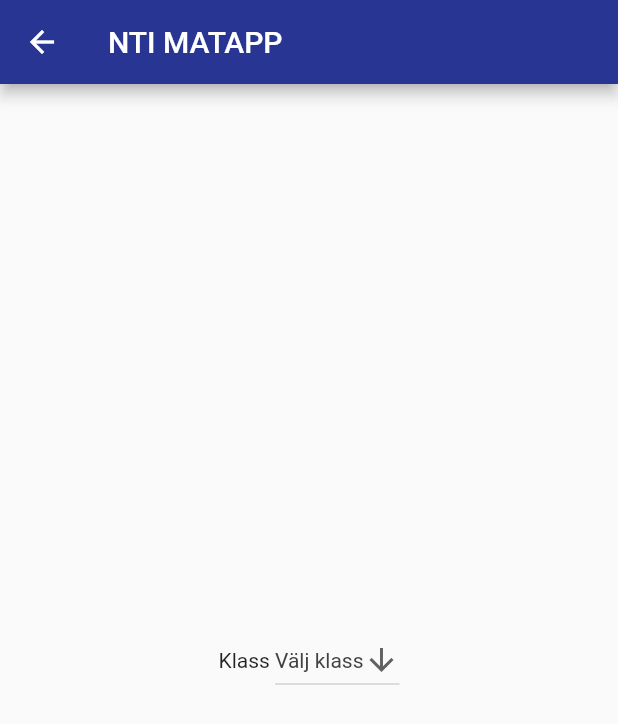
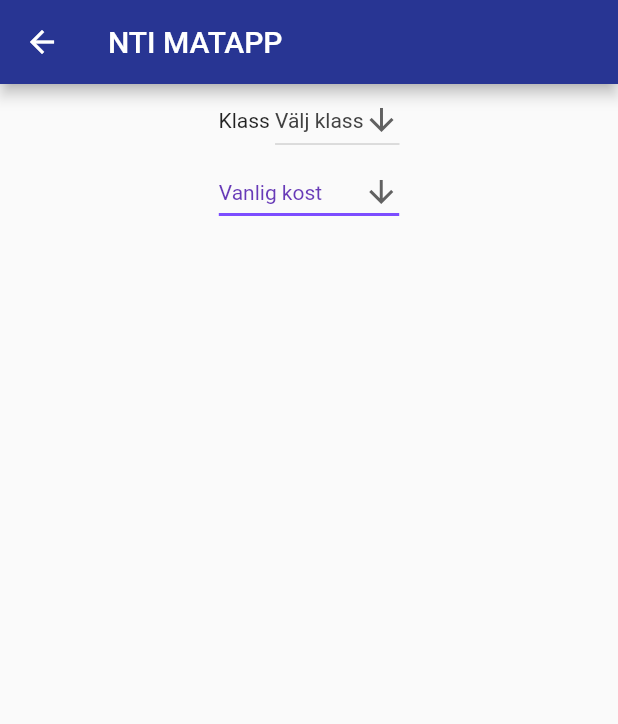
Before and after one commit to AlexMattsson/Matapp, a Flutter app: the Settings screen opened by its route, on a phone screen of 412 x 824 dp. Shown: the top 724 px of the screen. Run offline on Flutter 3.47's test engine with Material 2 defaults, Android fonts, the phone set to English and light mode, and no system bars; our stand-ins replace shared_preferences; accounts and stored records are empty.

Commit message:
changed radiobuttons to dropdown.

```diff
--- a/app/lib/Screens/settingsScreen.dart
+++ b/app/lib/Screens/settingsScreen.dart
@@ -1,4 +1,5 @@
 import 'package:app/Widgets/ClassDropdown.dart';
+import 'package:app/Widgets/dietDropdownWidget.dart';
 import 'package:flutter/material.dart';
 import '../home.dart';
 
@@ -18,7 +19,6 @@ class _SettingsState extends State<Settings> {
                     tooltip: "Gå tillbaka",
                     onPressed: () {
                         Navigator.of(context).pop();
-
                     },
                 ),
                 backgroundColor: Colors.indigo[800],
@@ -31,14 +31,15 @@ class _SettingsState extends State<Settings> {
                     mainAxisAlignment: MainAxisAlignment.center,
                     children: <Widget>[
                         Column(
-                            mainAxisAlignment: MainAxisAlignment.spaceEvenly,
+//                            mainAxisAlignment: MainAxisAlignment.spaceEvenly,
                             children: <Widget>[
                                 Row(
                                     children: <Widget>[
                                         Text("Klass "),
                                         ClassDropdown(),
                                     ],
-                                )
+                                ),
+                                new DietDropdownWidget(),
                             ]
                         )
                     ],
--- /dev/null
+++ b/app/lib/Widgets/dietDropdownWidget.dart
@@ -0,0 +1,64 @@
+import 'package:flutter/cupertino.dart';
+import 'package:flutter/material.dart';
+import 'package:shared_preferences/shared_preferences.dart';
+
+class DietDropdownWidget extends StatefulWidget {
+    @override
+    DietDropdownState createState() => new DietDropdownState();
+}
+
+class DietDropdownState extends State<DietDropdownWidget> {
+    String _dropdownValue = 'Vanlig kost';
+
+    @override
+    initState() {
+        super.initState();
+        this.initializeDropDownValue();
+    }
+
+    // The content of this function needs to be in a async function.
+    initializeDropDownValue() async {
+        final prefs = await SharedPreferences.getInstance();
+        String userClass = prefs.getString('diet');
+        if (userClass != null) {
+            _dropdownValue = userClass;
+        }
+    }
+    // Needs to be called from a separate
+    updateStorageDropdownValue() async {
+        final prefs = await SharedPreferences.getInstance();
+        prefs.setString('diet', _dropdownValue);
+    }
+
+    @override
+    Widget build(BuildContext context) {
+        return new DropdownButton<String>(
+            value: _dropdownValue,
+            icon: Icon(Icons.arrow_downward),
+            iconSize: 24,
+            elevation: 16,
+            style: TextStyle(
+                color: Colors.deepPurple
+            ),
+            underline: Container(
+                height: 2,
+                color: Colors.deepPurpleAccent,
+            ),
+            onChanged: (String newValue) {
+                setState(() {
+                    _dropdownValue = newValue;
+                    // Call the storage update
+                    updateStorageDropdownValue();
+                });
+            },
+            items: <String>['Vanlig kost', 'Vegetarisk kost', 'Vegansk kost', 'Specialkost']
+                .map<DropdownMenuItem<String>>((String value) {
+                return DropdownMenuItem<String>(
+                    value: value,
+                    child: Text(value),
+                );
+            }).toList(),
+        );
+    }
+
+}
```
